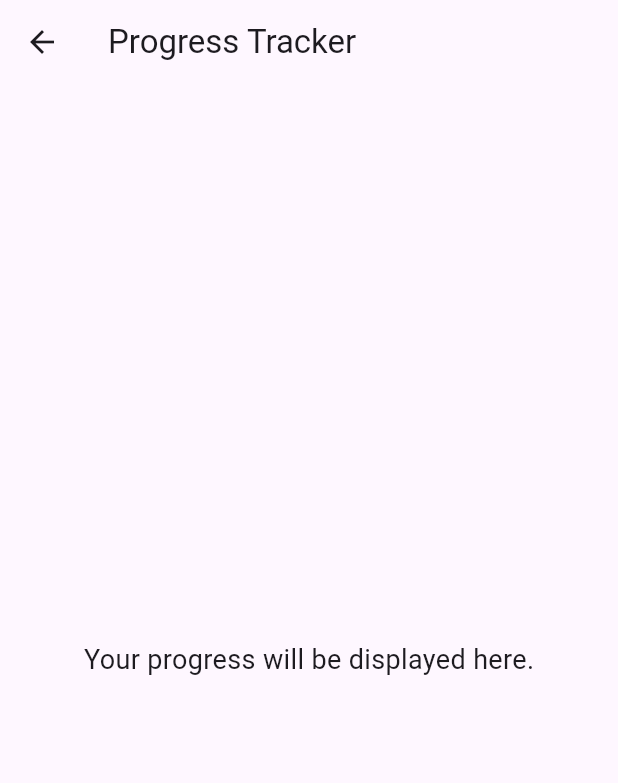
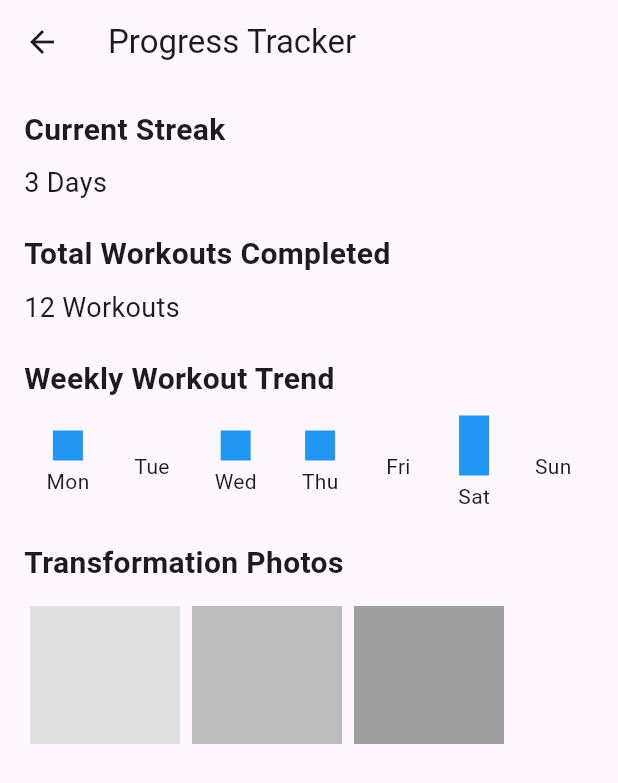
Before and after one commit to boizura/FitDuo, a Flutter app: the screen it shows after launch, after a tap on "Progress Tracker", on a phone screen of 412 x 824 dp. Shown: the top 783 px of the screen. Run offline on Flutter 3.47's test engine with Material 3 defaults, Android fonts, the light colour scheme and no system bars.

Commit message:
updated progress tracker

```diff
--- a/lib/screens/home_screen.dart
+++ b/lib/screens/home_screen.dart
@@ -38,10 +38,10 @@ class TabNavigation extends StatelessWidget {
       body: const TabBarView(
         children: [
           HomeTab(),
-          Center(child: Text("Quest Screen")),
-          Center(child: Text("Workouts Screen")),
-          Center(child: Text("History Screen")),
-          Center(child: Text("Settings Screen")),
+          Center(child: QuestScreen()),
+          Center(child: ExerciseLibraryScreen()),
+          Center(child: ProgressTrackerScreen()),
+          Center(child: SettingsScreens()),
         ],
       ),
     );
--- a/lib/screens/progress_tracker_screen.dart
+++ b/lib/screens/progress_tracker_screen.dart
@@ -5,15 +5,96 @@ class ProgressTrackerScreen extends StatelessWidget {
 
   @override
   Widget build(BuildContext context) {
+    final int streak = 3;
+    final int totalWorkouts = 12;
+    final List<Map<String, dynamic>> weeklyWorkouts = [
+      {'day': 'Mon', 'workouts': 1},
+      {'day': 'Tue', 'workouts': 0},
+      {'day': 'Wed', 'workouts': 1},
+      {'day': 'Thu', 'workouts': 1},
+      {'day': 'Fri', 'workouts': 0},
+      {'day': 'Sat', 'workouts': 2},
+      {'day': 'Sun', 'workouts': 0},
+    ];
+
     return Scaffold(
       appBar: AppBar(
-        title: const Text('Progress Tracker'),
+        title: const Text("Progress Tracker"),
       ),
-      body: const Center(
-        child: Text(
-          'Your progress will be displayed here.',
-          style: TextStyle(fontSize: 18),
+      body: Padding(
+        padding: const EdgeInsets.all(16.0),
+        child: Column(
+          crossAxisAlignment: CrossAxisAlignment.start,
+          children: [
 
+            // 🔥 Workout Streak
+            const Text(
+              "Current Streak",
+              style: TextStyle(fontSize: 20, fontWeight: FontWeight.bold),
+            ),
+            const SizedBox(height: 8),
+            Text(
+              "$streak Days",
+              style: const TextStyle(fontSize: 18),
+            ),
+            const SizedBox(height: 20),
+
+            //Total Workouts
+            const Text(
+              "Total Workouts Completed",
+              style: TextStyle(fontSize: 20, fontWeight: FontWeight.bold),
+            ),
+            const SizedBox(height: 8),
+            Text(
+              "$totalWorkouts Workouts",
+              style: const TextStyle(fontSize: 18),
+            ),
+            const SizedBox(height: 20),
+
+            //Weekly Trend
+            const Text(
+              "Weekly Workout Trend",
+              style: TextStyle(fontSize: 20, fontWeight: FontWeight.bold),
+            ),
+            const SizedBox(height: 10),
+
+            Row(
+              mainAxisAlignment: MainAxisAlignment.spaceAround,
+              children: weeklyWorkouts.map((day) {
+                return Column(
+                  children: [
+                    Container(
+                      height: day['workouts'] * 20.0,
+                      width: 20,
+                      color: Colors.blue,
+                    ),
+                    const SizedBox(height: 4),
+                    Text(day['day']),
+                  ],
+                );
+              }).toList(),
+            ),
+
+            const SizedBox(height: 20),
+
+            //Transformation Photos
+            const Text(
+              "Transformation Photos",
+              style: TextStyle(fontSize: 20, fontWeight: FontWeight.bold),
+            ),
+            const SizedBox(height: 10),
+            SizedBox(
+              height: 100,
+              child: ListView(
+                scrollDirection: Axis.horizontal,
+                children: [
+                  Container(width: 100, color: Colors.grey[300], margin: const EdgeInsets.all(4)),
+                  Container(width: 100, color: Colors.grey[400], margin: const EdgeInsets.all(4)),
+                  Container(width: 100, color: Colors.grey[500], margin: const EdgeInsets.all(4)),
+                ],
+              ),
+            ),
+          ],
         ),
       ),
     );
```
